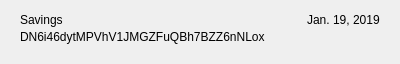
First picture: the form in src/qt/concrete/forms/myaddressrow.ui, repository CONCRETE-Project/CONCRETE, before the edit.
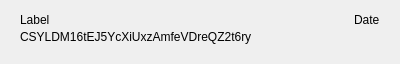
Second picture: the form after the edit.

What changed in the file:
```diff
--- a/src/qt/concrete/forms/myaddressrow.ui
+++ b/src/qt/concrete/forms/myaddressrow.ui
@@ -34,7 +34,7 @@
      <item>
       <widget class="QLabel" name="labelName">
        <property name="text">
-        <string>Savings</string>
+        <string notr="true">Label</string>
        </property>
       </widget>
      </item>
@@ -54,7 +54,7 @@
      <item>
       <widget class="QLabel" name="labelDate">
        <property name="text">
-        <string>Jan. 19, 2019</string>
+        <string notr="true">Date</string>
        </property>
       </widget>
      </item>
@@ -63,7 +63,7 @@
    <item>
     <widget class="QLabel" name="labelAddress">
      <property name="text">
-      <string>DN6i46dytMPVhV1JMGZFuQBh7BZZ6nNLox</string>
+      <string notr="true">CSYLDM16tEJ5YcXiUxzAmfeVDreQZ2t6ry</string>
      </property>
     </widget>
    </item>
```
